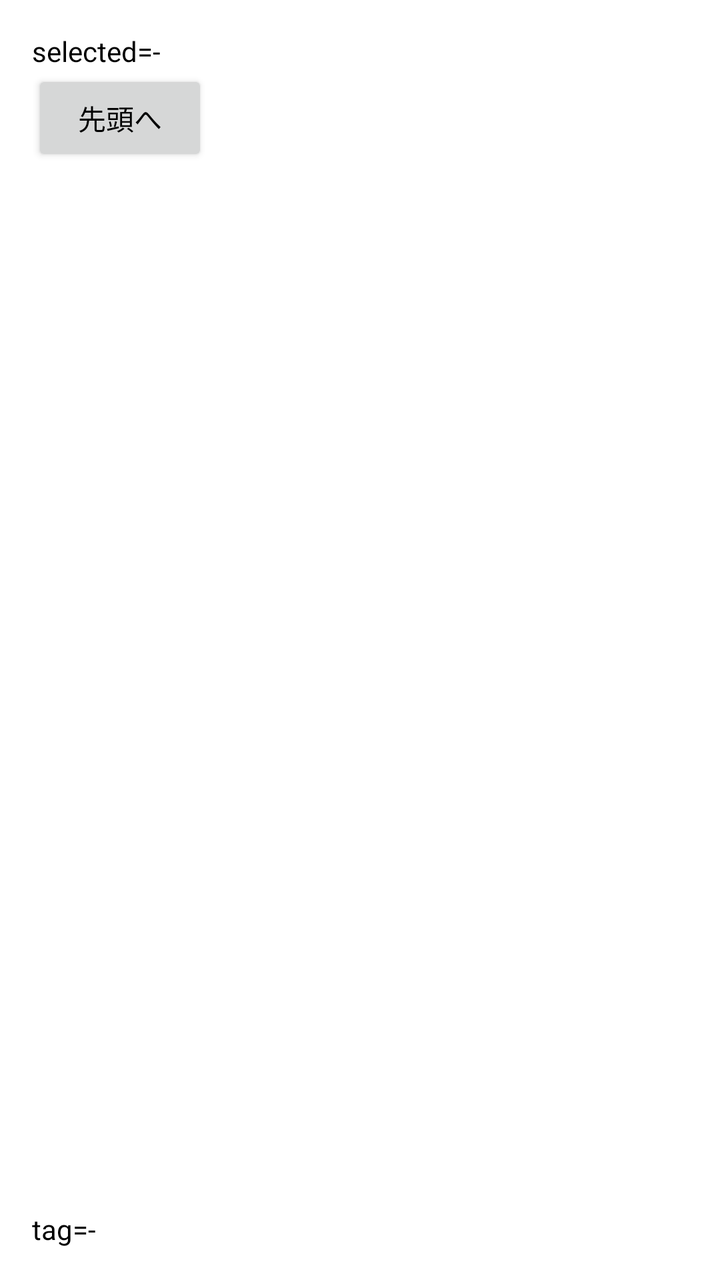
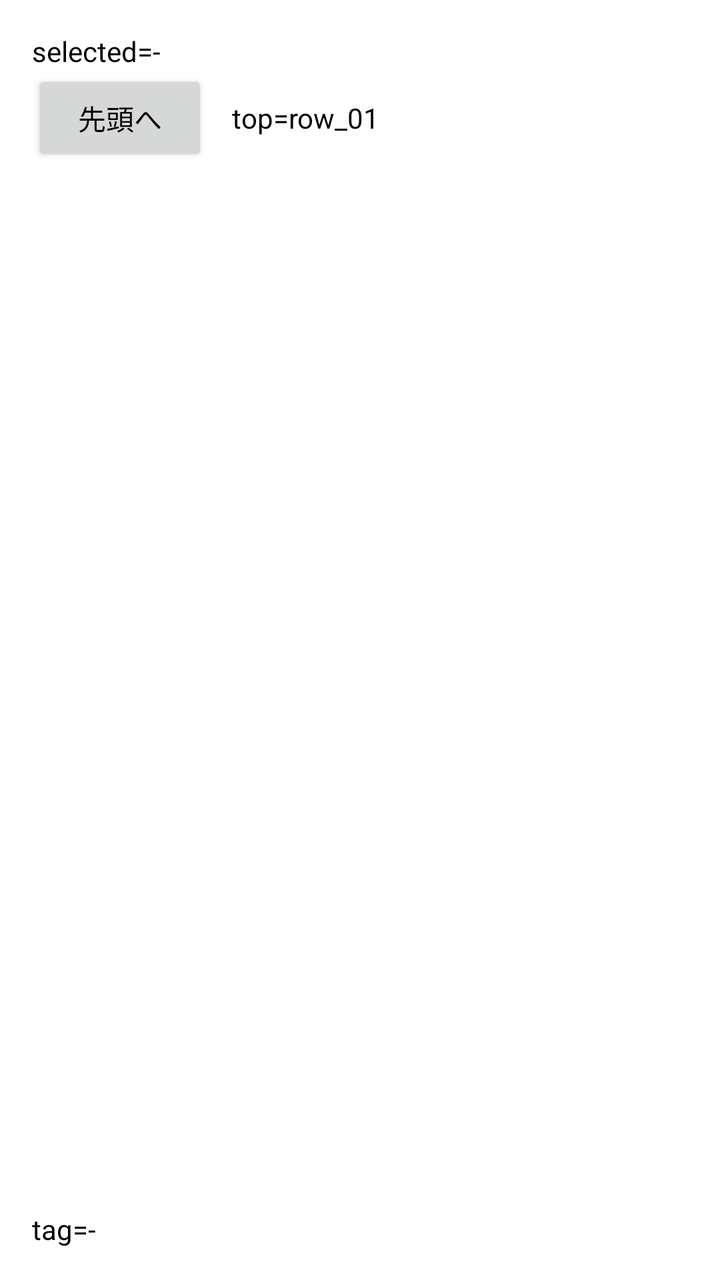

Screens rendered from an Android XML layout before and after an edit, with the pre-edit source and the edit as a unified diff.
<!-- AndroidManifest.xml: application theme Theme.FTE2E -->
<!-- res/layout/screen_scroll.xml -->
<?xml version="1.0" encoding="utf-8"?>
<LinearLayout xmlns:android="http://schemas.android.com/apk/res/android"
    android:layout_width="match_parent"
    android:layout_height="match_parent"
    android:orientation="vertical"
    android:padding="16dp">

    <TextView
        android:id="@+id/txt_row_selected"
        android:layout_width="wrap_content"
        android:layout_height="wrap_content"
        android:text="selected=-" />

    <Button
        android:id="@+id/btn_scroll_top"
        android:layout_width="wrap_content"
        android:layout_height="wrap_content"
        android:minHeight="48dp"
        android:text="先頭へ" />

    <androidx.recyclerview.widget.RecyclerView
        android:id="@+id/list_rows"
        android:layout_width="match_parent"
        android:layout_height="0dp"
        android:layout_weight="1" />

    
    <androidx.recyclerview.widget.RecyclerView
        android:id="@+id/carousel_tags"
        android:layout_width="match_parent"
        android:layout_height="60dp" />

    <TextView
        android:id="@+id/txt_tag_selected"
        android:layout_width="wrap_content"
        android:layout_height="wrap_content"
        android:text="tag=-" />

</LinearLayout>
<!-- resources referenced by this layout -->
<resources>
  <style name="Theme.FTE2E" parent="Theme.AppCompat.DayNight.NoActionBar">
          <item name="android:windowBackground">@android:color/white</item>
          <item name="android:textColor">@android:color/black</item>
          
          <item name="android:textAllCaps">false</item>
          <item name="textAllCaps">false</item>
      </style>
</resources>

<!-- the commit's change to res/layout/screen_scroll.xml (unified diff, before → after) -->
@@ -11,12 +11,27 @@
         android:layout_height="wrap_content"
         android:text="selected=-" />
 
-    <Button
-        android:id="@+id/btn_scroll_top"
+    
+    <LinearLayout
         android:layout_width="wrap_content"
         android:layout_height="wrap_content"
-        android:minHeight="48dp"
-        android:text="先頭へ" />
+        android:gravity="center_vertical"
+        android:orientation="horizontal">
+
+        <Button
+            android:id="@+id/btn_scroll_top"
+            android:layout_width="wrap_content"
+            android:layout_height="wrap_content"
+            android:minHeight="48dp"
+            android:text="先頭へ" />
+
+        <TextView
+            android:id="@+id/txt_scroll_top"
+            android:layout_width="wrap_content"
+            android:layout_height="wrap_content"
+            android:layout_marginStart="12dp"
+            android:text="top=row_01" />
+    </LinearLayout>
 
     <androidx.recyclerview.widget.RecyclerView
         android:id="@+id/list_rows"
